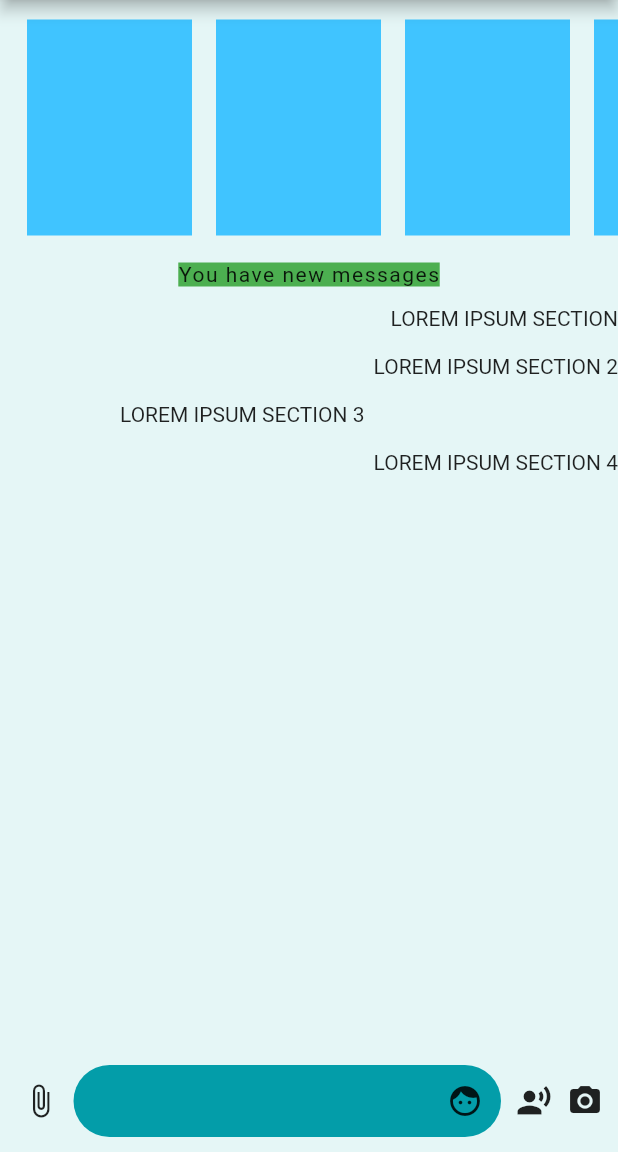
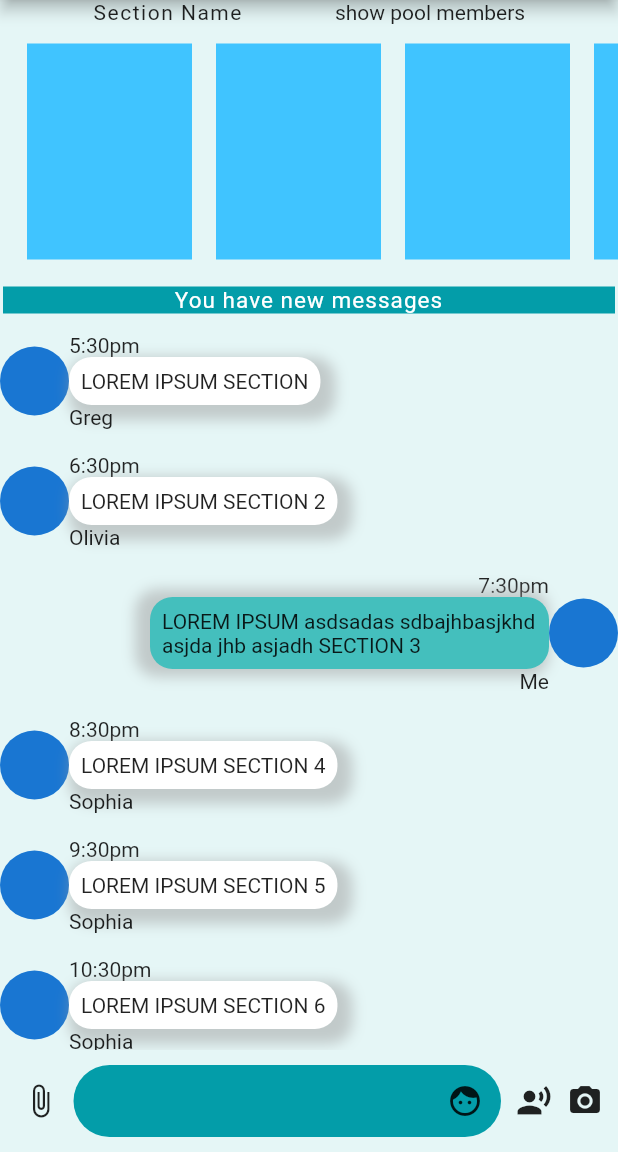
Before and after one commit to femidof/Swim_app_hackathon, a Flutter app: the screen it shows after launch, on a phone screen of 412 x 824 dp, the part 84-1236 px from its top. Run offline on Flutter 3.47's test engine with Material 2 defaults, Android fonts, the light colour scheme and no system bars; missing offline and left inert: emoji_picker.

Commit message:
section chat base screen done

```diff
--- a/lib/models/message_model.dart
+++ b/lib/models/message_model.dart
@@ -45,8 +45,10 @@ List<User> group = [currentUser, olivia, greg];
 List<Message> section_chats = [
   Message(sender: greg, time: '5:30pm', text:"LOREM IPSUM SECTION"),
   Message(sender: olivia, time: '6:30pm', text:"LOREM IPSUM SECTION 2"),
-  Message(sender: currentUser, time: '7:30pm', text:"LOREM IPSUM SECTION 3"),
+  Message(sender: currentUser, time: '7:30pm', text:"LOREM IPSUM asdsadas sdbajhbasjkhd asjda jhb asjadh SECTION 3"),
   Message(sender: sophia, time: '8:30pm', text:"LOREM IPSUM SECTION 4"),
+  Message(sender: sophia, time: '9:30pm', text:"LOREM IPSUM SECTION 5"),
+  Message(sender: sophia, time: '10:30pm', text:"LOREM IPSUM SECTION 6"),
 ];
 
 
--- a/lib/screens/pool_section_chat.dart
+++ b/lib/screens/pool_section_chat.dart
@@ -3,6 +3,7 @@ import 'package:swim_app_hack/models/message_model.dart';
 import 'package:swim_app_hack/widgets/build_message.dart';
 import 'package:swim_app_hack/widgets/message_input_container.dart';
 import 'package:swim_app_hack/widgets/pool_posts.dart';
+import 'package:swim_app_hack/widgets/pool_section_title.dart';
 
 class PoolSectionChatScreen extends StatefulWidget {
   @override
@@ -33,34 +34,52 @@ class _PoolSectionChatScreenState extends State<PoolSectionChatScreen> {
         color: Color.fromRGBO(229, 246, 246, 1),
         child: Column(
           children: <Widget>[
+
+            Row(
+              mainAxisAlignment: MainAxisAlignment.spaceEvenly,
+
+              children: [PoolSectionTitle(), Text("show pool members")],),
             PoolPosts(),
               Container(
+                width: 500,
                 margin: EdgeInsets.symmetric(horizontal: 2.0, vertical: 5.0),
-              color: Colors.green,
+                color: Color.fromRGBO(3, 157, 169, 1),
                 child: Text(
                   "You have new messages",
-                style: TextStyle(letterSpacing: 1.0),
+                  textAlign: TextAlign.center,
+                  style: TextStyle(
+                    letterSpacing: 0.7,
+                    color: Colors.white,
+                    fontWeight: FontWeight.w400,
+                    fontSize: 15,
+                  ),
                 ),
               ),
             Expanded(
-              child:
-                  Column(mainAxisAlignment: MainAxisAlignment.end, children: [
-                    // Expanded(child: Container(color: Colors.green,)),
+              child: Column(
+                // mainAxisAlignment: MainAxisAlignment.start,
+                children: [
                   Expanded(
                     child: Container(
+                      // color: Colors.indigo,
+                      // child:
+                      // GestureDetector(
+                      // onTap: () {},
                       child: ListView.builder(
+                        scrollDirection: Axis.vertical,
                         itemCount: section_chats.length,
                         itemBuilder: (BuildContext context, int index) {
                           final Message message = section_chats[index];
                           final bool isMe = message.sender.id == currentUser.id;
-                        return BuildMessage(message: message,isMe: isMe);
-
+                          return BuildMessage(message: message, isMe: isMe);
                         },
+                        // ),
                       ),
                     ),
                   ),
                   MessageInputContainer(),
-              ]),
+                ],
+              ),
             ),
           ],
         ),
--- a/lib/widgets/build_message.dart
+++ b/lib/widgets/build_message.dart
@@ -14,22 +14,89 @@ class BuildMessage extends StatelessWidget {
           ? EdgeInsets.only(
               top: 8.0,
               bottom: 8.0,
-              left: 80.0,
+              left: 100.0,
             )
           : EdgeInsets.only(
               top: 8.0,
               bottom: 8.0,
-              left: 80.0,
+              right: 100.0,
             ),
-      padding: EdgeInsets.symmetric(),
+      // padding: EdgeInsets.symmetric(),
       // width: MediaQuery.of(context).size.width * 0.75,
-      decoration: BoxDecoration(),
-      child: Column(
-        crossAxisAlignment:
-            isMe ? CrossAxisAlignment.start : CrossAxisAlignment.end,
-        children: [
-          Text(message.text),
-        ],
+      // decoration: BoxDecoration(),
+      child: Container(
+        // color: Colors.green,
+        child: Row(
+          mainAxisAlignment:
+              isMe ? MainAxisAlignment.end : MainAxisAlignment.start,
+          children: !isMe
+              ? [
+                  CircleAvatar(
+                    radius: 23.0,
+                  ),
+                  Expanded(
+                    child: Column(
+                      crossAxisAlignment: CrossAxisAlignment.start,
+                      // spacedEve
+                      children: [
+                        Text(
+                          message.time,
+                          textAlign: TextAlign.center,
+                        ),
+                        Container(
+                          decoration: BoxDecoration(
+                              boxShadow: [
+                                BoxShadow(
+                                  color: Colors.grey.withOpacity(0.5),
+                                  spreadRadius: 5,
+                                  blurRadius: 7,
+                                  offset: Offset(5, 5),
+                                )
+                              ],
+                              color: Colors.white,
+                              borderRadius:
+                                  BorderRadius.all(Radius.circular(15.0))),
+                          child: Text(message.text),
+                          // color: Colors.white,
+                          padding: EdgeInsets.all(8),
+                        ),
+                        Text(message.sender.name),
+                      ],
+                    ),
+                  ),
+                ]
+              : [
+                  Expanded(
+                    child: Column(
+                      crossAxisAlignment: CrossAxisAlignment.end,
+                      children: [
+                        Text(message.time),
+                        Container(
+                          decoration: BoxDecoration(
+                              boxShadow: [
+                                BoxShadow(
+                                  color: Colors.grey.withOpacity(0.5),
+                                  spreadRadius: 5,
+                                  blurRadius: 7,
+                                  offset: Offset(-5, 0),
+                                )
+                              ],
+                              color: Color.fromRGBO(68, 191, 189, 1.0),
+                              borderRadius:
+                                  BorderRadius.all(Radius.circular(15.0))),
+                          child: Text(message.text),
+                          // color: Color.fromRGBO(68, 191, 189, 1.0),
+                          padding: EdgeInsets.all(8),
+                        ),
+                        Text(message.sender.name),
+                      ],
+                    ),
+                  ),
+                  CircleAvatar(
+                    radius: 23.0,
+                  ),
+                ],
+        ),
       ),
     );
 
--- a/lib/widgets/pool_section_title.dart
+++ b/lib/widgets/pool_section_title.dart
@@ -1,12 +1,11 @@
-
-
 import 'package:flutter/material.dart';
 
 class PoolSectionTitle extends StatelessWidget {
   @override
   Widget build(BuildContext context) {
-    return Container(
-
+    return Text(
+      "Section Name",
+      style: TextStyle(letterSpacing: 1.0),
     );
   }
 }
```
Lines whose indentation alone changed are shown as unchanged.
